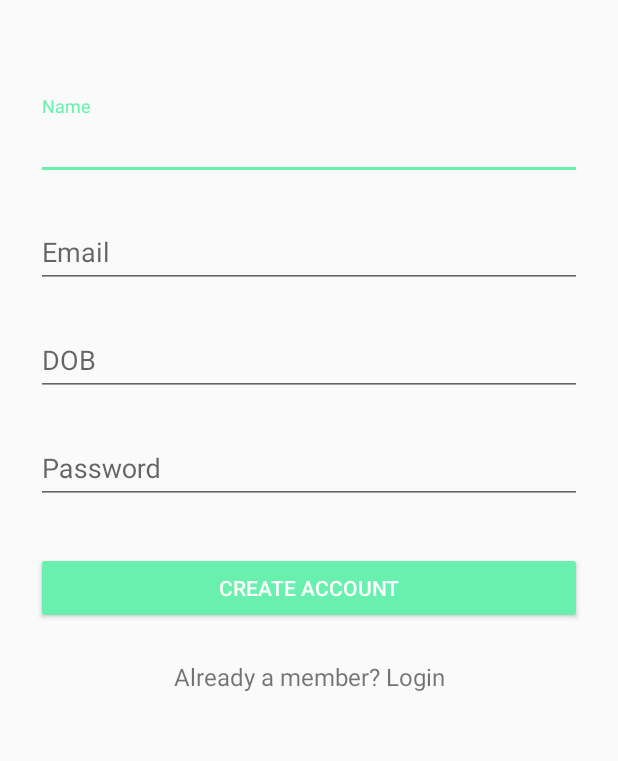
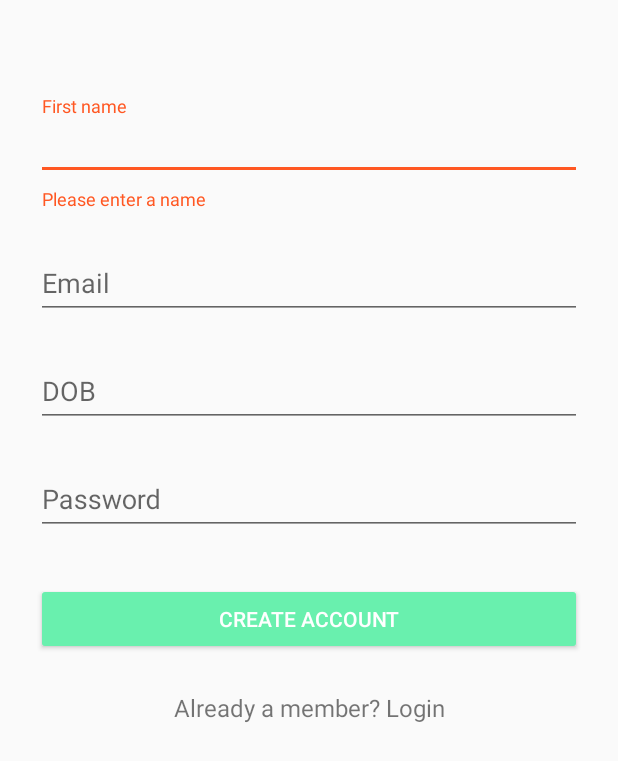
Before and after one commit to zachkirlew/WaxWanderer, an Android app: the SignUpActivity screen opened directly, with no data from a screen before it, after a tap on "CREATE ACCOUNT", on a phone screen of 412 x 824 dp. Shown: the top 761 px of the screen. Run offline under Robolectric (Android 15) with nearby library versions, the phone set to English and light mode, and no system bars; our stand-ins replace Firebase (no records; nobody signed in at launch, a user with empty details on screens opened directly); network calls fail.

Commit message:
Input validation for signup screen added

```diff
--- a/app/src/main/java/com/zachkirlew/applications/waxwanderer/sign_up/SignUpActivity.kt
+++ b/app/src/main/java/com/zachkirlew/applications/waxwanderer/sign_up/SignUpActivity.kt
@@ -3,15 +3,14 @@ package com.zachkirlew.applications.waxwanderer.sign_up
 import android.app.DatePickerDialog
 import android.content.Intent
 import android.os.Bundle
+import android.support.design.widget.TextInputLayout
 import android.support.v7.app.AppCompatActivity
 import android.widget.Button
 import android.widget.DatePicker
 import android.widget.EditText
 import android.widget.Toast
 import com.zachkirlew.applications.waxwanderer.R
-import com.zachkirlew.applications.waxwanderer.explore.ExploreActivity
 import com.zachkirlew.applications.waxwanderer.styles.StylesActivity
-import java.text.DateFormat
 import java.util.*
 
 
@@ -19,14 +18,17 @@ class SignUpActivity : AppCompatActivity(), SignUpContract.View, DatePickerDialo
 
     private lateinit var presenter: SignUpPresenter
 
-    private var chosenDate: Date? = null
+    private val buttonSignUp by lazy {findViewById<Button>(R.id.btn_sign_up)}
 
-    private val buttonSignUp by lazy {findViewById<Button>(R.id.btn_sign_up)}
     private val editTextName by lazy {findViewById<EditText>(R.id.input_name)}
     private val editTextEmail by lazy {findViewById<EditText>(R.id.input_email)}
     private val editTextPassword by lazy {findViewById<EditText>(R.id.input_password)}
+    private val editTextDOB by lazy{findViewById<EditText>(R.id.input_dob)}
 
-    private val editTextDOB by lazy{findViewById<EditText>(R.id.input_dob)}
+    private val inputLayoutName by lazy { findViewById<TextInputLayout>(R.id.text_input_layout_name) }
+    private val inputLayoutEmail by lazy { findViewById<TextInputLayout>(R.id.text_input_layout_email) }
+    private val inputLayoutDOB by lazy { findViewById<TextInputLayout>(R.id.text_input_layout_dob) }
+    private val inputLayoutPassword by lazy { findViewById<TextInputLayout>(R.id.text_input_layout_password) }
 
     override fun onCreate(savedInstanceState: Bundle?) {
         super.onCreate(savedInstanceState)
@@ -48,12 +50,33 @@ class SignUpActivity : AppCompatActivity(), SignUpContract.View, DatePickerDialo
 
     private fun getSignUpCreds (){
 
+        inputLayoutName.isErrorEnabled = false
+        inputLayoutEmail.isErrorEnabled = false
+        inputLayoutDOB.isErrorEnabled = false
+        inputLayoutPassword.isErrorEnabled = false
+
         val name = editTextName.text.toString()
         val email = editTextEmail.text.toString()
         val password = editTextPassword.text.toString()
-        val dob = chosenDate!!
 
-        presenter.signUp(name,email,dob,password)
+        presenter.signUp(name,email,password)
+    }
+
+    override fun showNameErrorMessage(message: String) {
+        inputLayoutName.error = message
+    }
+
+    override fun showEmailErrorMessage(message: String) {
+        inputLayoutEmail.error = message
+    }
+
+    override fun showPasswordErrorMessage(message: String) {
+        inputLayoutPassword.error = message
+    }
+
+
+    override fun showDOBErrorMessage(message: String) {
+        inputLayoutDOB.error = message
     }
 
     private fun showDateDialog() {
@@ -67,22 +90,15 @@ class SignUpActivity : AppCompatActivity(), SignUpContract.View, DatePickerDialo
     }
 
     override fun onDateSet(view: DatePicker?, year: Int, month: Int, day: Int) {
-
-        // Create a Date variable/object with user chosen date
-        val cal = Calendar.getInstance()
-        cal.timeInMillis = 0
-        cal.set(year, month, day, 0, 0, 0)
-
-        chosenDate = cal.time
-
-        val dfMediumUK = DateFormat.getDateInstance(DateFormat.MEDIUM, Locale.UK)
-        val dateFormatted = dfMediumUK.format(chosenDate)
-
-        editTextDOB.setText(dateFormatted)
+        presenter.getFormattedDate(year, month, day)
     }
 
-    override fun  showCreateUserFailedMessage(){
-        Toast.makeText(this@SignUpActivity, "Failed to sign up",
+    override fun showDateFormatted(date: String) {
+        editTextDOB.setText(date)
+    }
+
+    override fun  showCreateUserFailedMessage(message: String){
+        Toast.makeText(this@SignUpActivity, message,
                 Toast.LENGTH_SHORT).show()
     }
 
--- a/app/src/main/java/com/zachkirlew/applications/waxwanderer/sign_up/SignUpContract.kt
+++ b/app/src/main/java/com/zachkirlew/applications/waxwanderer/sign_up/SignUpContract.kt
@@ -7,14 +7,30 @@ interface SignUpContract {
 
         fun startStylesActivity()
 
-        fun showCreateUserFailedMessage()
+        fun showCreateUserFailedMessage(message : String)
 
+        fun showNameErrorMessage(message : String)
 
+        fun showEmailErrorMessage(message : String)
+
+        fun showDOBErrorMessage(message: String)
+
+        fun showPasswordErrorMessage(message : String)
+
+        fun showDateFormatted(date : String)
     }
 
     interface Presenter {
 
-        fun signUp(name : String, email : String, dob : Date, password: String)
+        fun getFormattedDate(year : Int, month : Int, day : Int)
+
+        fun validateName(name : String): Boolean
+
+        fun validateEmail(email : String): Boolean
+
+        fun validatePassword(password: String) : Boolean
+
+        fun signUp(name : String, email : String,password: String)
 
 
     }
--- a/app/src/main/java/com/zachkirlew/applications/waxwanderer/sign_up/SignUpPresenter.kt
+++ b/app/src/main/java/com/zachkirlew/applications/waxwanderer/sign_up/SignUpPresenter.kt
@@ -6,7 +6,10 @@ import android.util.Log
 import com.google.firebase.auth.FirebaseAuth
 import com.google.firebase.database.FirebaseDatabase
 import com.zachkirlew.applications.waxwanderer.data.model.User
+import java.text.DateFormat
 import java.util.*
+import java.util.regex.Matcher
+import java.util.regex.Pattern
 
 
 class SignUpPresenter(private @NonNull var signUpView: SignUpContract.View) : SignUpContract.Presenter {
@@ -16,6 +19,12 @@ class SignUpPresenter(private @NonNull var signUpView: SignUpContract.View) : Si
     private val database = FirebaseDatabase.getInstance()
 
     private val TAG = SignUpActivity::class.java.simpleName
+
+    private var dob: Date? = null
+
+    private val EMAIL_PATTERN = "^[a-zA-Z0-9#_~!$&'()*+,;=:.\"(),:;<>@\\[\\]\\\\]+@[a-zA-Z0-9-]+(\\.[a-zA-Z0-9-]+)*$"
+    private val pattern = Pattern.compile(EMAIL_PATTERN)
+    private lateinit var matcher : Matcher
 
     private val mAuthListener = FirebaseAuth.AuthStateListener { firebaseAuth ->
         // Check if user is signed in (non-null) and update UI accordingly.
@@ -37,21 +46,34 @@ class SignUpPresenter(private @NonNull var signUpView: SignUpContract.View) : Si
         mFirebaseAuth.removeAuthStateListener(mAuthListener)
     }
 
-    override fun signUp(name: String, email: String, dob: Date, password: String) {
+    override fun signUp(name: String, email: String,password: String) {
+
+        if(!validateName(name))
+            signUpView.showNameErrorMessage("Please enter a name")
+        else if (!validateEmail(email)) {
+            signUpView.showEmailErrorMessage("Please enter a valid email address!")
+        } else if (!validatePassword(password)) {
+            signUpView.showPasswordErrorMessage("Please enter a longer password!")
+        }
+        else if (dob==null) {
+            signUpView.showDOBErrorMessage("Please enter a date of birth!")
+        }
+        else {
 
             mFirebaseAuth.createUserWithEmailAndPassword(email, password)
                     .addOnCompleteListener(signUpView as AppCompatActivity, { task ->
                         if (task.isSuccessful) {
                             // Sign in success
                             Log.d(TAG, "createUserWithEmail:success")
-                        saveUserDetails(name, email, dob)
+                            saveUserDetails(name, email, dob!!)
                             signUpView.startStylesActivity()
                         } else {
                             // If sign in fails, display a message to the user.
                             Log.w(TAG, "createUserWithEmail:failure", task.exception)
-                        signUpView.showCreateUserFailedMessage()
+                            signUpView.showCreateUserFailedMessage(task.exception?.message.toString())
                         }
                     })
+        }
     }
 
     private fun saveUserDetails(name: String, email: String, date: Date) {
@@ -60,6 +82,33 @@ class SignUpPresenter(private @NonNull var signUpView: SignUpContract.View) : Si
         val user = mFirebaseAuth.currentUser
 
         myRef.child("users").child(user?.uid).setValue(User(name,email,date))
+    }
+
+    override fun getFormattedDate(year: Int, month: Int, day: Int) {
+        val cal = Calendar.getInstance()
+        cal.timeInMillis = 0
+        cal.set(year, month, day, 0, 0, 0)
+
+        dob = cal.time
+
+        val dfMediumUK = DateFormat.getDateInstance(DateFormat.MEDIUM, Locale.UK)
+        val dateFormatted = dfMediumUK.format(dob)
+
+        signUpView.showDateFormatted(dateFormatted)
+    }
+
+
+    override fun validateEmail(email: String) : Boolean {
+        matcher = pattern.matcher(email);
+        return matcher.matches()
+    }
+
+    override fun validateName(name: String): Boolean {
+        return name.length > 1
+    }
+
+    override fun validatePassword(password: String): Boolean {
+        return password.length > 5
+    }
 
 }
-}
--- a/app/src/main/res/layout/activity_sign_up.xml
+++ b/app/src/main/res/layout/activity_sign_up.xml
@@ -22,25 +22,27 @@
         <!--  Name Label -->
 
         <android.support.design.widget.TextInputLayout
+            android:id="@+id/text_input_layout_name"
             android:layout_width="match_parent"
             android:layout_height="wrap_content"
-            android:layout_marginTop="8dp"
-            android:layout_marginBottom="8dp">
+            android:layout_marginBottom="8dp"
+            android:layout_marginTop="8dp">
 
             <EditText
                 android:id="@+id/input_name"
                 android:layout_width="match_parent"
                 android:layout_height="wrap_content"
-                android:hint="Name"
+                android:hint="First name"
                 android:inputType="textCapWords" />
         </android.support.design.widget.TextInputLayout>
 
         <!-- Email Label -->
         <android.support.design.widget.TextInputLayout
+            android:id="@+id/text_input_layout_email"
             android:layout_width="match_parent"
             android:layout_height="wrap_content"
-            android:layout_marginTop="8dp"
-            android:layout_marginBottom="8dp">
+            android:layout_marginBottom="8dp"
+            android:layout_marginTop="8dp">
 
             <EditText
                 android:id="@+id/input_email"
@@ -52,6 +54,7 @@
 
         <!-- DOB Label -->
         <android.support.design.widget.TextInputLayout
+            android:id="@+id/text_input_layout_dob"
             android:layout_width="match_parent"
             android:layout_height="wrap_content"
             android:layout_marginBottom="8dp"
@@ -68,15 +71,18 @@
 
         <!-- Password Label -->
         <android.support.design.widget.TextInputLayout
+            android:id="@+id/text_input_layout_password"
             android:layout_width="match_parent"
             android:layout_height="wrap_content"
-            android:layout_marginTop="8dp"
-            android:layout_marginBottom="8dp">
-            <EditText android:id="@+id/input_password"
+            android:layout_marginBottom="8dp"
+            android:layout_marginTop="8dp">
+
+            <EditText
+                android:id="@+id/input_password"
                 android:layout_width="match_parent"
                 android:layout_height="wrap_content"
-                android:inputType="textPassword"
-                android:hint="Password"/>
+                android:hint="Password"
+                android:inputType="textPassword" />
         </android.support.design.widget.TextInputLayout>
 
         <!-- Signup Button -->
```
Also changed, not shown: app/src/main/AndroidManifest.xml (+4 -6 lines). Lines whose indentation alone changed are shown as unchanged.
